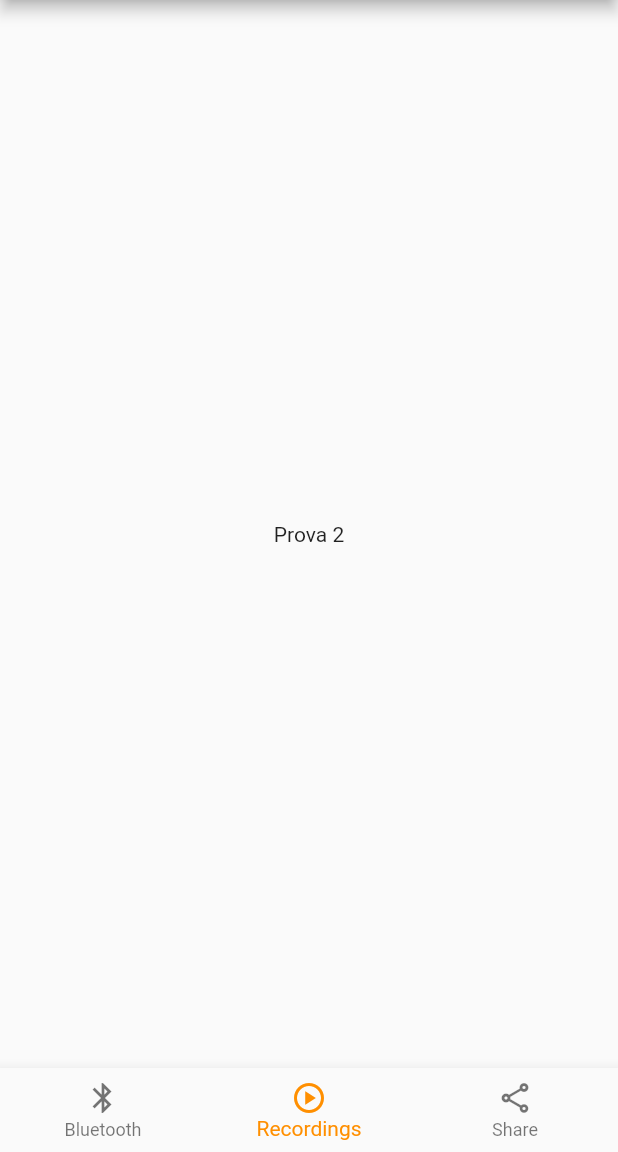
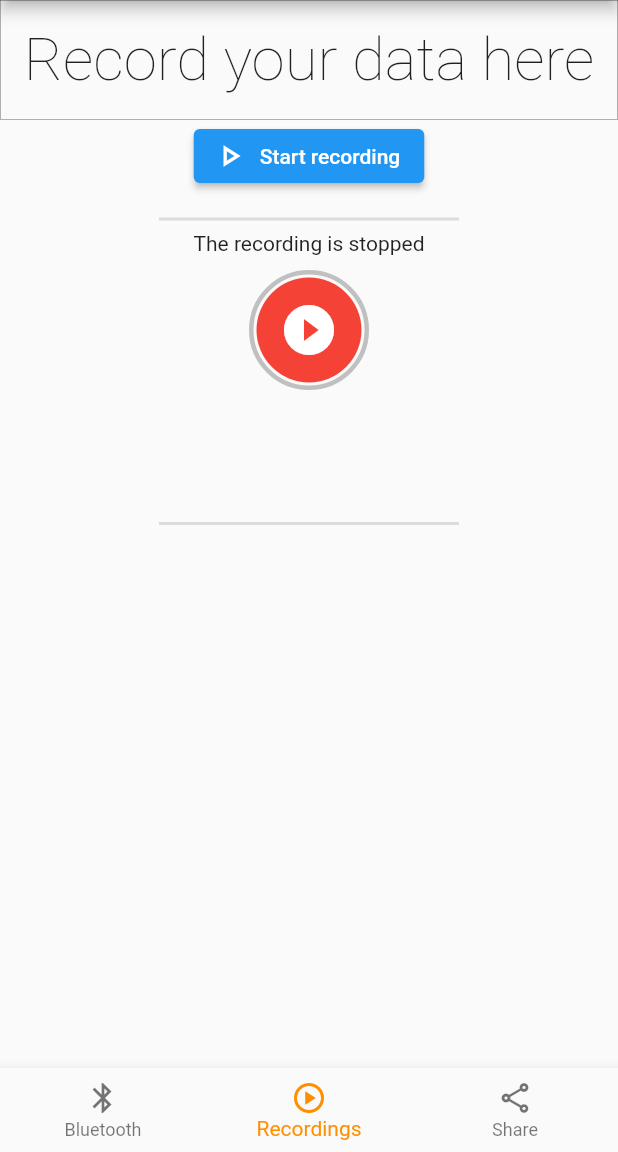
Before and after one commit to AndreaPrati98/R22_app, a Flutter app: the screen it shows after launch, item 2 of the bottom bar chosen, on a phone screen of 412 x 824 dp, the part 84-1236 px from its top. Run offline on Flutter 3.47's test engine with Material 2 defaults, Android fonts, the phone set to English and light mode, and no system bars; our stand-ins replace flutter_blue_plus; missing offline and left inert: simple_ripple_animation.

Commit message:
starting building the recording screen

```diff
--- a/my_doc_app/lib/main.dart
+++ b/my_doc_app/lib/main.dart
@@ -1,7 +1,9 @@
 import 'dart:developer' as devtools;
 
 import 'package:flutter/material.dart';
-import 'package:my_doc_app/view/Device_list_widget.dart';
+
+import 'package:my_doc_app/view/bluettooth%20connection%20view/device_list_widget.dart';
+import 'package:my_doc_app/view/recording%20screen/recording_main_widget.dart';
 
 void main() {
   runApp(const MyApp());
@@ -33,7 +35,7 @@ class _MyHomePageState extends State<MyHomePage> {
   /// List of widget accessible from the [NavigationBar]
   final List<Widget> _widgetList = [
     const DeviceListWidget(),
-    const Text("Prova 2"),
+    const RecordingMainWidget(),
     const Text("Prova 3"),
   ];
 
--- /dev/null
+++ b/my_doc_app/lib/view/recording screen/recording_animated_widget.dart
@@ -0,0 +1,114 @@
+import 'dart:developer' as devtools;
+
+import 'package:flutter/material.dart';
+import 'package:simple_ripple_animation/simple_ripple_animation.dart';
+
+class RecordingAnimatedWidget extends StatefulWidget {
+  const RecordingAnimatedWidget({Key? key}) : super(key: key);
+
+  @override
+  State<RecordingAnimatedWidget> createState() =>
+      _RecordingAnimatedWidgetState();
+}
+
+class _RecordingAnimatedWidgetState extends State<RecordingAnimatedWidget> {
+  bool _isRecording = false;
+
+  double _rippleRadius = 5;
+  double _dividerWidth = 200;
+
+  @override
+  void dispose() {
+    devtools.log("Disposing", name: runtimeType.toString());
+    /*
+    Fundamental to remember that if accidentally we change
+    screen the widget is disposed.
+    We will need to deal with the saving of the recording
+    */
+    super.dispose();
+  }
+
+  @override
+  Widget build(BuildContext context) {
+    return GestureDetector(
+      onTap: () {
+        setState(() {
+          _isRecording = !_isRecording;
+        });
+      },
+      child: Padding(
+        padding: const EdgeInsets.fromLTRB(0, 10, 0, 10),
+        child: Column(
+          children: [
+            _localDevider(_dividerWidth),
+            _isRecording
+                ? const Text("The device is recording...")
+                : const Text("The recording is stopped"),
+            const SizedBox(
+              height: 10,
+            ),
+            Container(
+              height: 80,
+              width: 80,
+              padding: const EdgeInsets.all(2),
+              decoration: BoxDecoration(
+                  border: Border.all(color: const Color(0x99999999), width: 3),
+                  shape: BoxShape.circle),
+              child: Container(
+                height: 70,
+                width: 70,
+                decoration: const BoxDecoration(
+                    color: Colors.red, shape: BoxShape.circle),
+                child: AnimatedSwitcher(
+                  duration: const Duration(milliseconds: 200),
+                  transitionBuilder: (child, animation) {
+                    return ScaleTransition(
+                      scale: animation,
+                      child: FadeTransition(
+                        opacity: animation,
+                        child: child,
+                      ),
+                    );
+                  },
+                  child: Icon(
+                    _isRecording
+                        ? Icons.pause_circle_filled_sharp
+                        : Icons.play_circle_filled_sharp,
+                    color: Colors.white,
+                    size: 40,
+                    key: ValueKey<bool>(_isRecording),
+                  ),
+                ),
+              ),
+            ),
+            SizedBox(
+              height: _rippleRadius + 35,
+            ),
+            _conditionalRippleAnimation(),
+            SizedBox(
+              height: _rippleRadius + 35,
+            ),
+            _localDevider(_dividerWidth),
+          ],
+        ),
+      ),
+    );
+  }
+
+  SizedBox _localDevider(double width) =>
+      SizedBox(width: width, child: const Divider(thickness: 2));
+
+  Widget _conditionalRippleAnimation() {
+    return _isRecording
+        ? RippleAnimation(
+            minRadius: 5,
+            ripplesCount: 40,
+            color: Colors.redAccent,
+            repeat: true,
+            child: Container(),
+          )
+        : const SizedBox(
+            height: 1,
+          );
+  }
+}
--- /dev/null
+++ b/my_doc_app/lib/view/recording screen/recording_main_widget.dart
@@ -0,0 +1,39 @@
+import 'dart:developer' as devtools;
+
+import 'package:flutter/material.dart';
+import 'package:my_doc_app/view/recording%20screen/recording_animated_widget.dart';
+
+class RecordingMainWidget extends StatefulWidget {
+  const RecordingMainWidget({Key? key}) : super(key: key);
+
+  @override
+  State<RecordingMainWidget> createState() => _RecordingMainWidgetState();
+}
+
+class _RecordingMainWidgetState extends State<RecordingMainWidget> {
+  bool _isRecording = false;
+
+  @override
+  Widget build(BuildContext context) {
+    return Column(
+      children: [
+        Container(
+          height: 80,
+          decoration: BoxDecoration(
+              border: Border.all(color: Colors.black, width: 0.2)),
+          alignment: AlignmentDirectional.center,
+          child: const Text(
+            "Record your data here",
+            style: TextStyle(fontWeight: FontWeight.w200, fontSize: 40),
+          ),
+        ),
+        ElevatedButton.icon(
+          onPressed: () => devtools.log("Started the recording..."),
+          icon: const Icon(Icons.play_arrow_outlined),
+          label: const Text("Start recording"),
+        ),
+        RecordingAnimatedWidget(),
+      ],
+    );
+  }
+}
```
